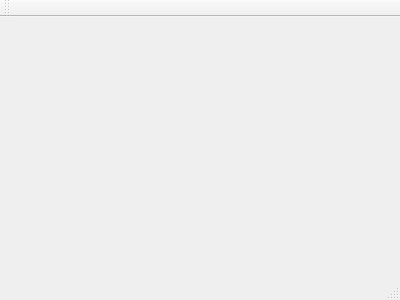
The window that mainwindow.ui (macondiano100/P1) describes before a commit, drawn with Qt 5.
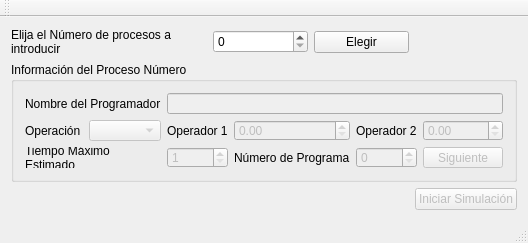
The same window after the commit.

Commit message: Terminada la función de agregado, falta la de simulación

The edit to the form file:
```diff
--- a/mainwindow.ui
+++ b/mainwindow.ui
@@ -1,24 +1,194 @@
 <ui version="4.0">
  <class>MainWindow</class>
- <widget class="QMainWindow" name="MainWindow" >
-  <property name="geometry" >
+ <widget class="QMainWindow" name="MainWindow">
+  <property name="geometry">
    <rect>
     <x>0</x>
     <y>0</y>
-    <width>400</width>
-    <height>300</height>
+    <width>472</width>
+    <height>237</height>
    </rect>
   </property>
   <property name="windowTitle" >
    <string>MainWindow</string>
   </property>
-  <widget class="QMenuBar" name="menuBar" />
-  <widget class="QToolBar" name="mainToolBar" />
-  <widget class="QWidget" name="centralWidget" />
-  <widget class="QStatusBar" name="statusBar" />
+  <widget class="QWidget" name="centralWidget">
+   <layout class="QGridLayout" name="gridLayout">
+    <item row="1" column="0" colspan="5">
+     <widget class="QGroupBox" name="groupInfoProceso">
+      <property name="title">
+       <string>Información del Proceso Número </string>
+      </property>
+      <layout class="QGridLayout" name="gridLayout_2">
+       <item row="1" column="1">
+        <widget class="QComboBox" name="comboOperacion">
+         <property name="enabled">
+          <bool>false</bool>
+         </property>
+        </widget>
+       </item>
+       <item row="1" column="0">
+        <widget class="QLabel" name="label_3">
+         <property name="text">
+          <string>Operación</string>
+         </property>
+        </widget>
+       </item>
+       <item row="0" column="0" colspan="2">
+        <widget class="QLabel" name="label_2">
+         <property name="text">
+          <string>Nombre del Programador</string>
+         </property>
+        </widget>
+       </item>
+       <item row="0" column="2" colspan="4">
+        <widget class="QLineEdit" name="campoNombreProgramador">
+         <property name="enabled">
+          <bool>false</bool>
+         </property>
+        </widget>
+       </item>
+       <item row="1" column="4">
+        <widget class="QLabel" name="label_7">
+         <property name="text">
+          <string>Operador 2</string>
+         </property>
+        </widget>
+       </item>
+       <item row="1" column="2">
+        <widget class="QLabel" name="label_6">
+         <property name="text">
+          <string>Operador 1</string>
+         </property>
+        </widget>
+       </item>
+       <item row="1" column="3">
+        <widget class="QDoubleSpinBox" name="spinOperador1">
+         <property name="enabled">
+          <bool>false</bool>
+         </property>
+        </widget>
+       </item>
+       <item row="1" column="5">
+        <widget class="QDoubleSpinBox" name="spinOperador2">
+         <property name="enabled">
+          <bool>false</bool>
+         </property>
+        </widget>
+       </item>
+       <item row="2" column="0" colspan="2">
+        <widget class="QLabel" name="label_4">
+         <property name="text">
+          <string>Tiempo Máximo Estimado</string>
+         </property>
+         <property name="wordWrap">
+          <bool>true</bool>
+         </property>
+        </widget>
+       </item>
+       <item row="2" column="4">
+        <widget class="QSpinBox" name="spinId">
+         <property name="enabled">
+          <bool>false</bool>
+         </property>
+        </widget>
+       </item>
+       <item row="2" column="3">
+        <widget class="QLabel" name="label_5">
+         <property name="text">
+          <string>Número de Programa</string>
+         </property>
+        </widget>
+       </item>
+       <item row="2" column="2">
+        <widget class="QSpinBox" name="spinMaxTime">
+         <property name="enabled">
+          <bool>false</bool>
+         </property>
+         <property name="minimum">
+          <number>1</number>
+         </property>
+        </widget>
+       </item>
+       <item row="2" column="5">
+        <widget class="QPushButton" name="botonSIguienteProceso">
+         <property name="enabled">
+          <bool>false</bool>
+         </property>
+         <property name="text">
+          <string>Siguiente</string>
+         </property>
+        </widget>
+       </item>
+      </layout>
+      <zorder>spinOperador2</zorder>
+      <zorder>label_6</zorder>
+      <zorder>label_4</zorder>
+      <zorder>spinMaxTime</zorder>
+      <zorder>spinOperador1</zorder>
+      <zorder>comboOperacion</zorder>
+      <zorder>campoNombreProgramador</zorder>
+      <zorder>label_2</zorder>
+      <zorder>label_5</zorder>
+      <zorder>spinId</zorder>
+      <zorder>label_7</zorder>
+      <zorder>label_3</zorder>
+      <zorder>botonSIguienteProceso</zorder>
+     </widget>
+    </item>
+    <item row="0" column="0" colspan="2">
+     <widget class="QLabel" name="label">
+      <property name="text">
+       <string>Elija el Número de procesos a introducir</string>
+      </property>
+      <property name="wordWrap">
+       <bool>true</bool>
+      </property>
+     </widget>
+    </item>
+    <item row="0" column="3">
+     <widget class="QPushButton" name="botonNumeroProcesos">
+      <property name="text">
+       <string>Elegir</string>
+      </property>
+     </widget>
+    </item>
+    <item row="0" column="2">
+     <widget class="QSpinBox" name="spinBoxNumeroProcesos"/>
+    </item>
+    <item row="2" column="4">
+     <widget class="QPushButton" name="botonSimular">
+      <property name="enabled">
+       <bool>false</bool>
+      </property>
+      <property name="text">
+       <string>Iniciar Simulación</string>
+      </property>
+     </widget>
+    </item>
+   </layout>
+  </widget>
+  <widget class="QMenuBar" name="menuBar">
+   <property name="geometry">
+    <rect>
+     <x>0</x>
+     <y>0</y>
+     <width>472</width>
+     <height>21</height>
+    </rect>
+   </property>
+  </widget>
+  <widget class="QToolBar" name="mainToolBar">
+   <attribute name="toolBarArea">
+    <enum>TopToolBarArea</enum>
+   </attribute>
+   <attribute name="toolBarBreak">
+    <bool>false</bool>
+   </attribute>
+  </widget>
+  <widget class="QStatusBar" name="statusBar"/>
  </widget>
- <layoutDefault spacing="6" margin="11" />
- <pixmapfunction></pixmapfunction>
+ <layoutdefault spacing="6" margin="11"/>
  <resources/>
  <connections/>
 </ui>
```
Left out of the diff: 42 changed lines with no effect on the pictures. The commit also changes 5 other files.
